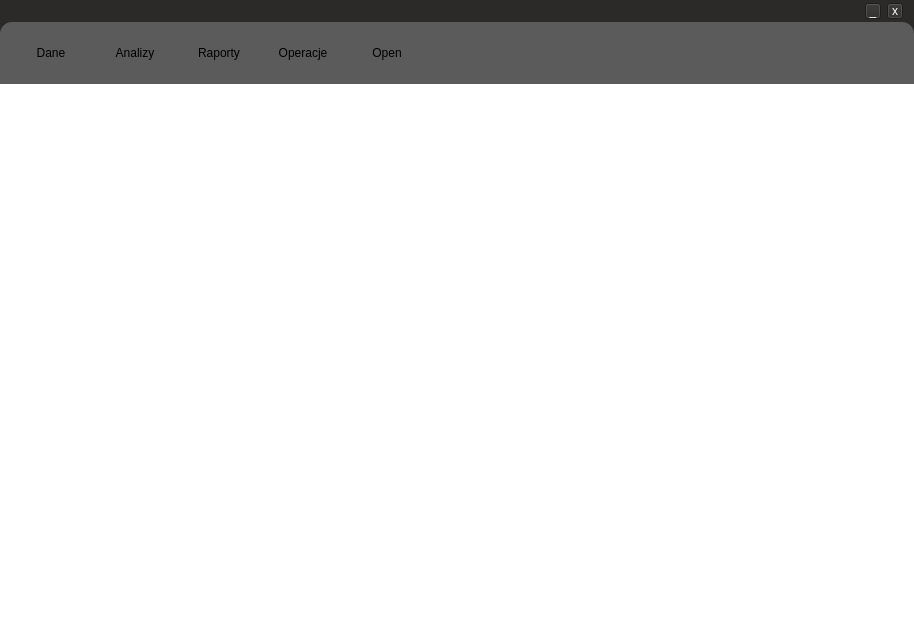
The window that trunk/src/edr/src/hmm_view/ui/toolboxmaindeffile.ui (mk4me/hm-mde-one) describes before a commit, drawn with Qt 5.
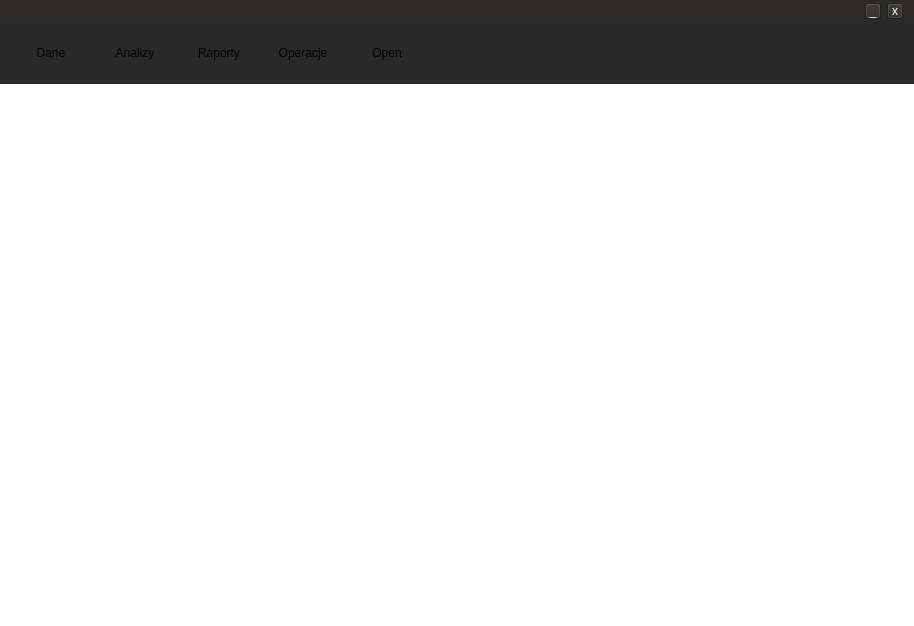
The same window after the commit. Icons and pictures are not drawn.

What changed in the file:
```diff
--- a/trunk/src/edr/src/hmm_view/ui/toolboxmaindeffile.ui
+++ b/trunk/src/edr/src/hmm_view/ui/toolboxmaindeffile.ui
@@ -105,7 +105,7 @@
    <string>EDR</string>
   </property>
   <property name="styleSheet">
-   <string notr="true">background-color: rgb(41, 41, 41);</string>
+   <string notr="true"/>
   </property>
   <widget class="QWidget" name="centralWidget">
    <property name="palette">
@@ -200,7 +200,10 @@
     </palette>
    </property>
    <property name="styleSheet">
-    <string notr="true">background-color: rgb(41, 41, 41);</string>
+    <string notr="true">QWidget#centralWidget
+{ 
+	background-color: rgb(41, 41, 41);
+}</string>
    </property>
    <layout class="QVBoxLayout" name="verticalLayout">
     <property name="spacing">
@@ -293,13 +296,14 @@
        </sizepolicy>
       </property>
       <property name="styleSheet">
-       <string notr="true">QWidget{
+       <string notr="true">QFrame#toolBar{
      background-color: rgb(91, 91, 91);
      border-top-right-radius: 12px; 
      border-top-left-radius: 12px;
 }
 
-QToolButton[enabled=true] {
+QFrame#toolBar &gt; QToolButton[enabled=true] &gt; {
+    background-color: rgb(91, 91, 91);
     border-style: solid;
      border-width: 1px;
      border-radius: 9px;
@@ -316,21 +320,15 @@
 	 color: rgb(135, 177, 255);
  }
 
-QToolButton[enabled=false] {
+QFrame#toolBar &gt; QToolButton[enabled=false] {
+     background-color: rgb(91, 91, 91);
      border-style: solid;
      border-width: 1px;
      border-radius: 9px;
      border-color: rgb(91, 91, 91);
 	 color: black;
 }
-
-/* QToolButton:pressed {
-	 border-style: solid;
-     border-width: 1px;
-     border-radius: 9px;
-     border-color: rgb(41, 41, 41);
-	 color: rgb(41, 41, 41);
- }*/</string>
+</string>
       </property>
       <layout class="QHBoxLayout" name="horizontalLayout">
        <property name="spacing">
```
Left out of the diff: 7 changed lines with no effect on the pictures.
